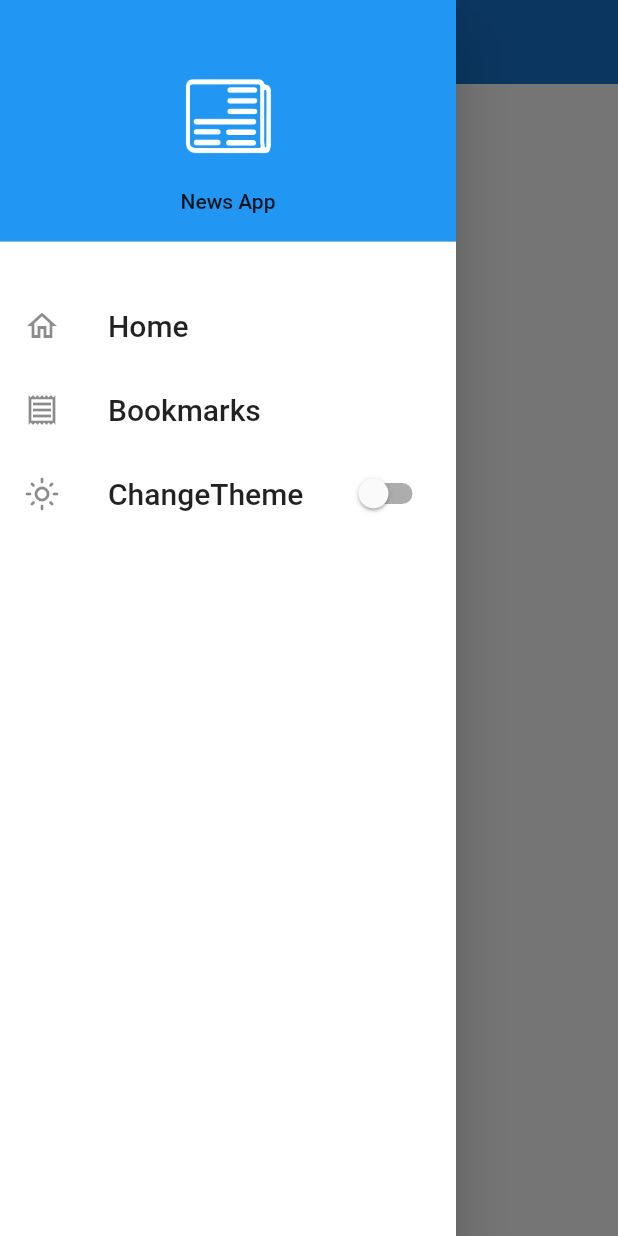
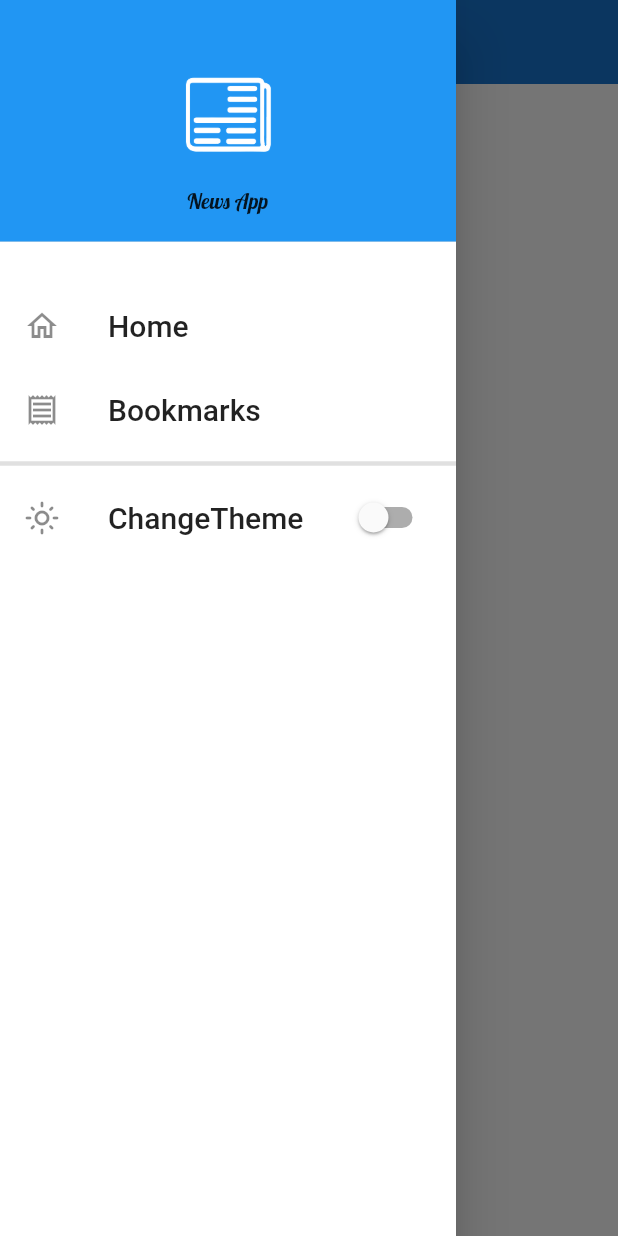
Before and after one commit to Hasnainhai/News_App, a Flutter app: the screen it shows after launch, with the side drawer open, on a phone screen of 412 x 824 dp. Run offline on Flutter 3.47's test engine with Material 2 defaults, Android fonts, the phone set to English and light mode, and no system bars; our stand-ins replace google_fonts, shared_preferences.

Commit message:
working on fonts

```diff
--- a/lib/Widgets/drawer_widget.dart
+++ b/lib/Widgets/drawer_widget.dart
@@ -1,4 +1,5 @@
 import 'package:flutter/material.dart';
+import 'package:google_fonts/google_fonts.dart';
 import 'package:grocery_app/Widgets/vertical_spacing_widget.dart';
 import 'package:grocery_app/provider/dark_theme_provide.dart';
 import 'package:provider/provider.dart';
@@ -28,8 +29,9 @@ class _DrawerWidgetState extends State<DrawerWidget> {
               children: [
                 Image.asset('images/news.png',color: Colors.white,height: 100.0,width: 100.0,),
                 // const VerticalSpeacing(20.0),
-               const Text(
-                  'News App'
+                Text(
+                  'News App',
+                  style: GoogleFonts.lobster(),
                 ),
               ],
             ),
@@ -37,11 +39,12 @@ class _DrawerWidgetState extends State<DrawerWidget> {
           const VerticalSpeacing(20.0),
            listTile(title: 'Home', icon: Icons.home_outlined, onTap: (){},),
          listTile(title: 'Bookmarks', onTap: (){}, icon: Icons.receipt_outlined),
+        const Divider(thickness: 3.0),
             SwitchListTile(
             activeColor: themeState.getDarkTheme ? Colors.white : Colors.black12 ,
-            title: const Text('ChangeTheme',style: TextStyle(
-              fontSize: 20.0,
-            ),
+            title: const Text('ChangeTheme',
+            style: TextStyle(fontSize: 20.0),
+
            ),
             secondary:  Icon(themeState.getDarkTheme  ?  Icons.dark_mode_outlined : Icons.light_mode_outlined),
              onChanged: (bool value){
@@ -51,7 +54,6 @@ class _DrawerWidgetState extends State<DrawerWidget> {
              },
              value: themeState.getDarkTheme,
           ),
-
         ],
         ),
       ),
--- a/lib/main.dart
+++ b/lib/main.dart
@@ -15,7 +15,6 @@ class MyApp extends StatefulWidget {
   @override
   State<MyApp> createState() => _MyAppState();
 }
-
 class _MyAppState extends State<MyApp> {
 
   DarkThemeProvide ChageThemeProvide = DarkThemeProvide();
--- a/pubspec.yaml
+++ b/pubspec.yaml
@@ -37,6 +37,8 @@ dependencies:
   cupertino_icons: ^1.0.2
   shared_preferences: ^2.2.1
   provider: ^6.0.5
+  google_fonts: ^5.1.0
+  flutter_iconly: ^1.0.2
 
 dev_dependencies:
   flutter_test:
```
Also changed, not shown: pubspec.lock, 1 other file.
